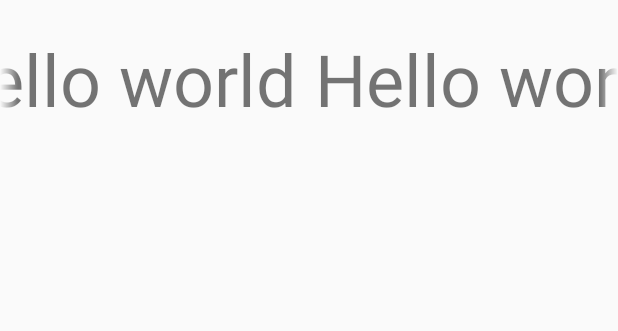
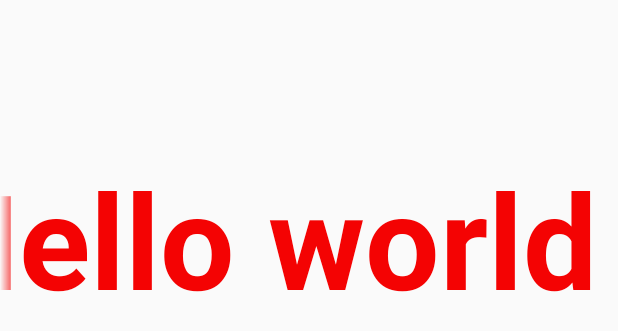
Before and after one commit to fan-xin/Android-Practice-Collection, an Android app: the layout activity_auto_text.xml on its own in the app's theme, with its tools: preview values and no code run, on a phone screen of 412 x 824 dp. Shown: the top 331 px of the screen. Run offline under Robolectric (Android 15) with nearby library versions, the phone set to English and light mode, and no system bars.

Commit message:
横屏显示 调整字体颜色，大小，风格 隐藏状态栏

```diff
--- a/AutoTextDemo/src/main/AndroidManifest.xml
+++ b/AutoTextDemo/src/main/AndroidManifest.xml
@@ -12,7 +12,7 @@
         <activity android:name=".MainActivity">
 
         </activity>
-        <activity android:name=".AutoTextActivity">
+        <activity android:name=".AutoTextActivity" android:screenOrientation="landscape">
             <intent-filter>
                 <action android:name="android.intent.action.MAIN" />
 
--- a/AutoTextDemo/src/main/java/com/fanxin/android/autotextdemo/AutoTextActivity.java
+++ b/AutoTextDemo/src/main/java/com/fanxin/android/autotextdemo/AutoTextActivity.java
@@ -16,7 +16,7 @@ public class AutoTextActivity extends AppCompatActivity {
 
         textView = (TextView)findViewById(R.id.id_tv);
 
-        textView.setText("乔静好棒！ 乔静好棒！");
+        textView.setText("乔静好棒！ 乔静好棒！乔静好棒！ 乔静好棒！乔静好棒！ 乔静好棒！");
 
 
         textView.setSelected(true);
--- a/AutoTextDemo/src/main/res/layout/activity_auto_text.xml
+++ b/AutoTextDemo/src/main/res/layout/activity_auto_text.xml
@@ -10,11 +10,13 @@
     <TextView
         android:id="@+id/id_tv"
         android:text="Hello world Hello worldHello worldHello worldHello worldHello worldHello world"
-        android:layout_marginTop="20dp"
+        android:layout_marginTop="100dp"
         android:layout_width="wrap_content"
         android:layout_height="wrap_content"
 
-        android:textSize="48sp"
+        android:textSize="88sp"
+        android:textColor="#f40303"
+        android:textStyle="bold"
 
         android:singleLine="true"
         android:ellipsize="marquee"
--- a/AutoTextDemo/src/main/res/values/styles.xml
+++ b/AutoTextDemo/src/main/res/values/styles.xml
@@ -1,7 +1,7 @@
 <resources>
 
     <!-- Base application theme. -->
-    <style name="AppTheme" parent="Theme.AppCompat.Light.DarkActionBar">
+    <style name="AppTheme" parent="Theme.AppCompat.Light.NoActionBar">
         <!-- Customize your theme here. -->
         <item name="colorPrimary">@color/colorPrimary</item>
         <item name="colorPrimaryDark">@color/colorPrimaryDark</item>
```
